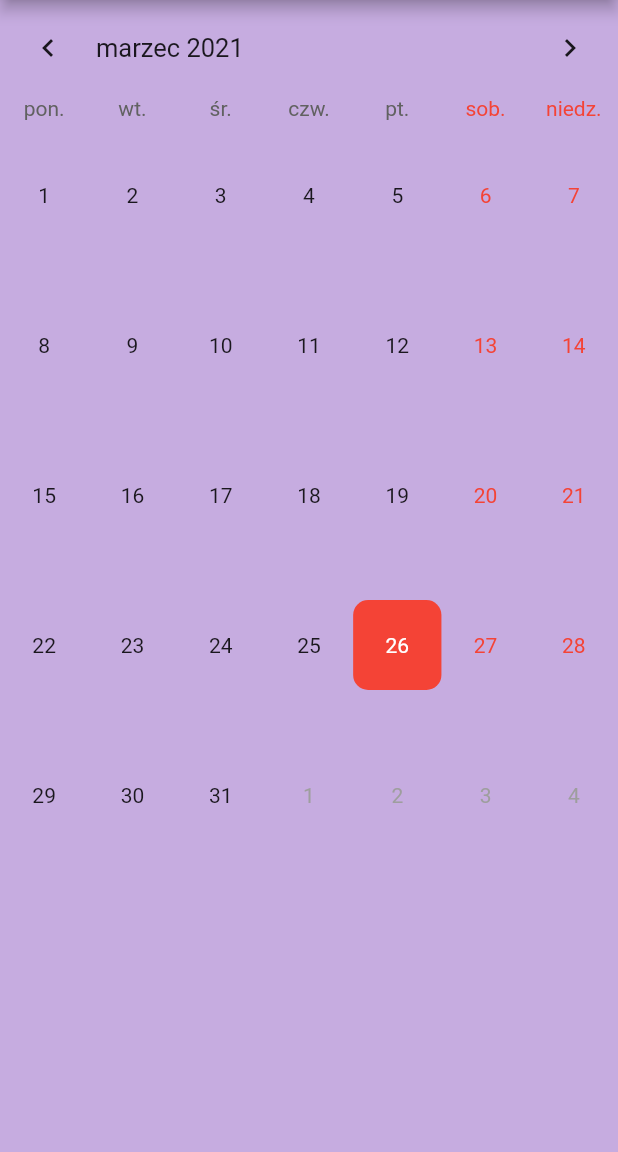
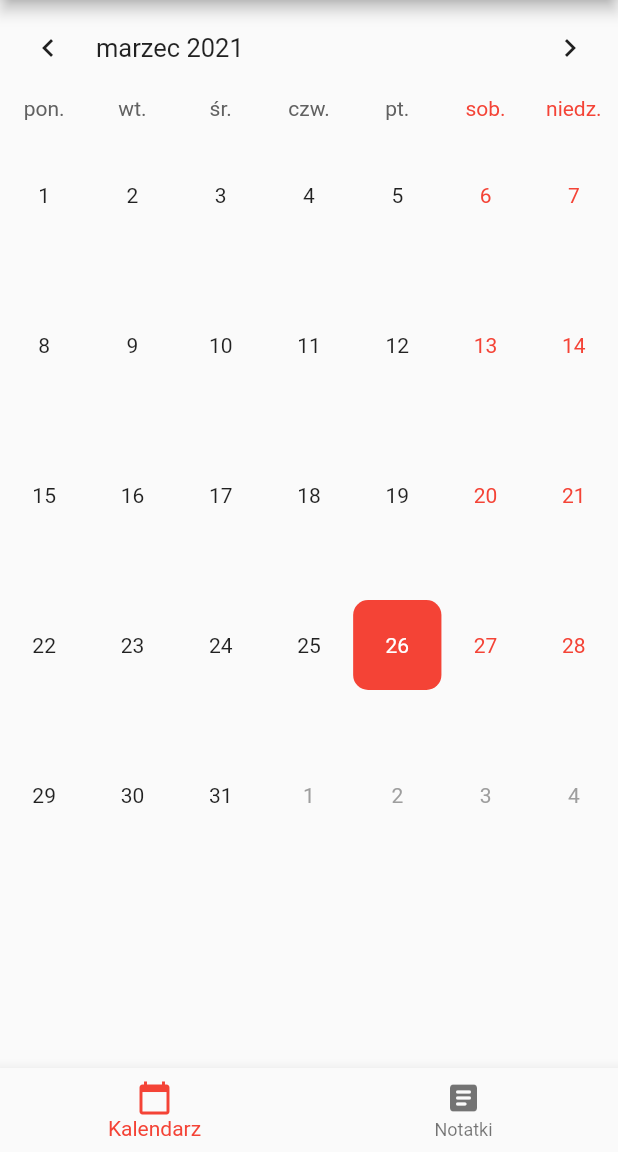
Before and after one commit to dawidczerwien/flutterApp, a Flutter app: the screen it shows after launch, on a phone screen of 412 x 824 dp, the part 84-1236 px from its top. Run offline on Flutter 3.47's test engine with Material 2 defaults, Android fonts, the phone set to English and light mode, and no system bars; drawn by our look-alikes of table_calendar; our stand-ins replace firebase_core, firebase_database; accounts and stored records are empty.

Commit message:
flutter calendar week 2

```diff
--- /dev/null
+++ b/lib/calendarView.dart
@@ -0,0 +1,60 @@
+import 'package:flutter/material.dart';
+import 'package:table_calendar/table_calendar.dart';
+
+class CalendarView extends StatefulWidget {
+  @override
+  _CalendarView createState() => _CalendarView();
+}
+
+class _CalendarView extends State<CalendarView> {
+  CalendarController _controller;
+
+  @override
+  void initState() {
+    super.initState();
+    _controller = CalendarController();
+  }
+
+  @override
+  Widget build(BuildContext context) {
+    return Scaffold(
+      body: SingleChildScrollView(
+        child: Column(
+          crossAxisAlignment: CrossAxisAlignment.start,
+          children: <Widget>[
+            TableCalendar(
+              locale: 'pl_PL',
+              builders: CalendarBuilders(
+                  todayDayBuilder: (context, date, events) => Container(
+                      margin: const EdgeInsets.only(top: 20, bottom: 20),
+                      alignment: Alignment.center,
+                      decoration: BoxDecoration(
+                        color: Colors.purple,
+                        borderRadius: BorderRadius.circular(10.0),
+                      ),
+                      child: Text(
+                        date.day.toString(),
+                        style: TextStyle(color: Colors.white),
+                      )),
+                  selectedDayBuilder: (context, date, events) => Container(
+                      margin: const EdgeInsets.only(top: 20, bottom: 20),
+                      alignment: Alignment.center,
+                      decoration: BoxDecoration(
+                        color: Colors.red,
+                        borderRadius: BorderRadius.circular(10.0),
+                      ),
+                      child: Text(
+                        date.day.toString(),
+                        style: TextStyle(color: Colors.white),
+                      ))),
+              rowHeight: 100,
+              headerStyle: HeaderStyle(formatButtonVisible: false),
+              startingDayOfWeek: StartingDayOfWeek.monday,
+              calendarController: _controller,
+            ),
+          ],
+        ),
+      ),
+    );
+  }
+}
--- a/lib/main.dart
+++ b/lib/main.dart
@@ -2,6 +2,8 @@ import 'package:flutter/material.dart';
 import 'package:table_calendar/table_calendar.dart';
 import 'package:intl/date_symbol_data_local.dart';
 import 'newWindow.dart';
+import 'calendarView.dart';
+import 'notesBottomBar.dart';
 
 void main() {
   initializeDateFormatting().then((_) => runApp(MyApp()));
@@ -28,12 +30,21 @@ class HomePage extends StatefulWidget {
 }
 
 class _HomePageState extends State<HomePage> {
-  CalendarController _controller;
+  int _currentIndex = 0;
 
+  final List<Widget> pages = [
+    CalendarView(),
+    NotesHomePage(),
+  ];
   @override
   void initState() {
     super.initState();
-    _controller = CalendarController();
+  }
+
+  void onTabTapped(int index) {
+    setState(() {
+      _currentIndex = index;
+    });
   }
 
   @override
@@ -61,42 +72,20 @@ class _HomePageState extends State<HomePage> {
                   ),
                 ))),
       ]),
-      body: SingleChildScrollView(
-        child: Column(
-          crossAxisAlignment: CrossAxisAlignment.start,
-          children: <Widget>[
-            TableCalendar(
-              locale: 'pl_PL',
-              builders: CalendarBuilders(
-                  todayDayBuilder: (context, date, events) => Container(
-                      margin: const EdgeInsets.only(top: 20, bottom: 20),
-                      alignment: Alignment.center,
-                      decoration: BoxDecoration(
-                        color: Colors.purple,
-                        borderRadius: BorderRadius.circular(10.0),
-                      ),
-                      child: Text(
-                        date.day.toString(),
-                        style: TextStyle(color: Colors.white),
-                      )),
-                  selectedDayBuilder: (context, date, events) => Container(
-                      margin: const EdgeInsets.only(top: 20, bottom: 20),
-                      alignment: Alignment.center,
-                      decoration: BoxDecoration(
-                        color: Colors.red,
-                        borderRadius: BorderRadius.circular(10.0),
-                      ),
-                      child: Text(
-                        date.day.toString(),
-                        style: TextStyle(color: Colors.white),
-                      ))),
-              rowHeight: 100,
-              headerStyle: HeaderStyle(formatButtonVisible: false),
-              startingDayOfWeek: StartingDayOfWeek.monday,
-              calendarController: _controller,
-            ),
-          ],
-        ),
+      body: pages[_currentIndex],
+      bottomNavigationBar: BottomNavigationBar(
+        onTap: onTabTapped,
+        currentIndex: _currentIndex,
+        items: [
+          new BottomNavigationBarItem(
+            icon: Icon(Icons.calendar_today),
+            label: 'Kalendarz',
+          ),
+          new BottomNavigationBarItem(
+            icon: Icon(Icons.article_rounded),
+            label: 'Notatki',
+          ),
+        ],
       ),
     );
   }
```
Also changed, not shown: lib/notesBottomBar.dart (added, +56 -0 lines).
